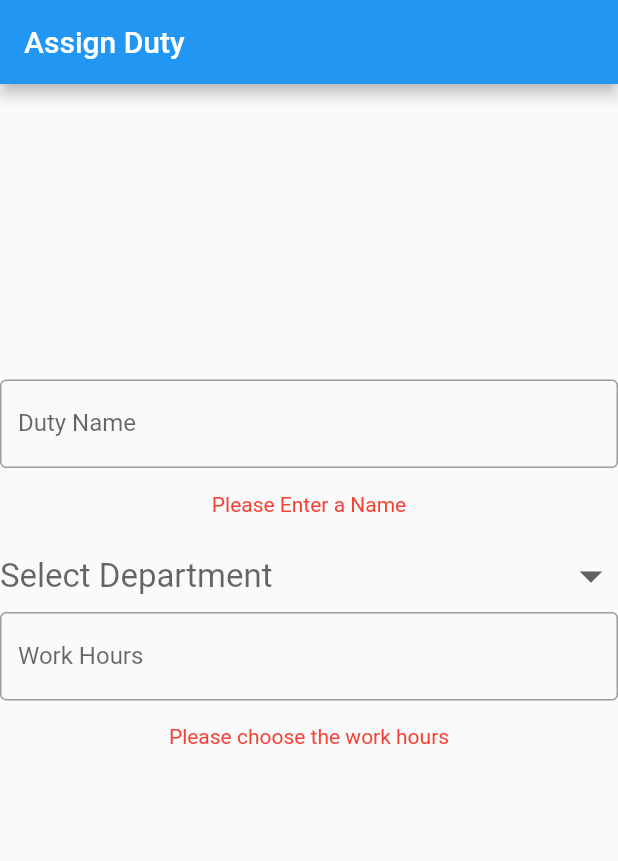
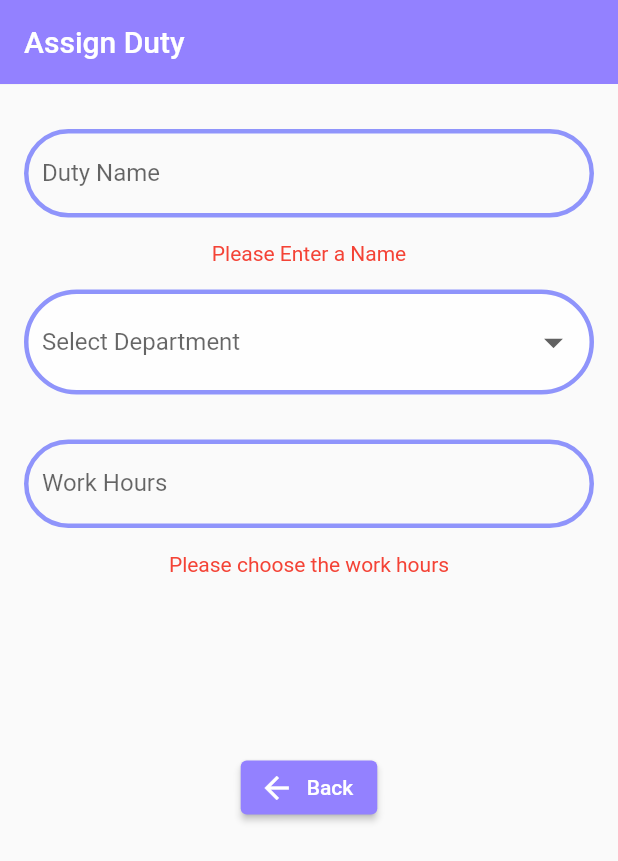
Before and after one commit to aadhi-prem/Duty-Normalizer-App, a Flutter app: the assign screen opened directly, on a phone screen of 412 x 824 dp. Shown: the top 861 px of the screen. Run offline on Flutter 3.47's test engine with Material 2 defaults, Android fonts, the phone set to English and light mode, and no system bars; our stand-ins replace csv, dotted_border, file_picker, fluttertoast, open_file and 3 more; missing offline and left inert: dart:ffi; accounts and stored records are empty; project files that could hold a hidden picture were left out.

Commit message:
Add files via upload
Added Frontend to the page (Assign, Reallocate)

```diff
--- a/lib/assign.dart
+++ b/lib/assign.dart
@@ -4,6 +4,7 @@ import 'package:flutter/cupertino.dart';
 import 'package:flutter/material.dart';
 import 'package:flutter/services.dart';
 import 'package:sqflite/sqflite.dart';
+import 'dashboard.dart';
 
 class AssignPage extends StatelessWidget {
   AssignPage({Key? key}) : super(key: key);
@@ -38,7 +39,6 @@ class _AssignState extends State<assign> {
   final TextEditingController _dutyNameController = TextEditingController();
   final TextEditingController _hoursController = TextEditingController();
   Future<bool> check_limit(String type,int entered,String? d)async {
-  //  if(entered=="0") return true;
     List<Map<String,dynamic>>m=[];
     if(type=="MTech"){
       if(d==null) {
@@ -47,7 +47,7 @@ class _AssignState extends State<assign> {
       else{
         m = await LocalDB().readDB("select * from MTech where DEPARTMENT='$d' and Status='Unblocked'");
         m ??= [];
-        if ( (m.isEmpty && entered!=0) ||(m.isNotEmpty && m.length < entered)) {
+        if ( m.isEmpty ||(m.isNotEmpty && m.length < entered)) {
           return false;
         }
       }
@@ -59,7 +59,7 @@ class _AssignState extends State<assign> {
       else{
         m = await LocalDB().readDB("select * from PhD where DEPARTMENT='$d' and Status='Unblocked'");
         m ??= [];
-        if ((m.isEmpty && entered!=0) ||(m.isNotEmpty && m.length < entered)) {
+        if (m.isEmpty ||(m.isNotEmpty && m.length < entered)) {
           return false;
         }
       }
@@ -71,7 +71,7 @@ class _AssignState extends State<assign> {
       else{
         m = await LocalDB().readDB("select * from Faculty where DEPARTMENT='$d' and Status='Unblocked'");
         m ??= [];
-        if ((m.isEmpty && entered!=0) ||(m.isNotEmpty && m.length < entered)) {
+        if (m.isEmpty ||(m.isNotEmpty && m.length < entered)) {
           return false;
         }
       }
@@ -98,16 +98,28 @@ class _AssignState extends State<assign> {
     return Scaffold(
       appBar: AppBar(
         title: const Text('Assign Duty'),
+        elevation: .1,
+        backgroundColor: Color(0xff9381ff),
       ),
-      body: Center(
+      body: SingleChildScrollView(
+        child: Center(
           child: Column(
             mainAxisAlignment: MainAxisAlignment.center,
             children: [
-            TextField(
+              SizedBox(height: 30,),
+              Container(
+                width: 380,
+                child: TextField(
                   controller: _dutyNameController,
-              decoration: const InputDecoration(
+                  decoration: InputDecoration(
                     labelText: 'Duty Name',
-                border: OutlineInputBorder(),
+                    enabledBorder: OutlineInputBorder(
+                      borderSide: BorderSide(
+                        width: 3, //<-- SEE HERE
+                        color: Color.fromRGBO(143, 148, 251, 1),
+                      ),
+                      borderRadius: BorderRadius.circular(50.0),
+                    ),
                   ),
                   onChanged: (String value) async {
                     if(isValid(value)) {
@@ -130,6 +142,7 @@ class _AssignState extends State<assign> {
                     }
                   },
                 ),
+              ),
               const SizedBox(height: 16),
               if (_warningTextn.isNotEmpty) Container(
                 padding: EdgeInsets.symmetric(horizontal: 16),
@@ -141,26 +154,38 @@ class _AssignState extends State<assign> {
                 ),
               ),
               const SizedBox(height: 16),
-            DropdownButton(
-              hint: const Text("Select Department"),
-              icon: const Icon(Icons.arrow_drop_down),
-              iconSize: 36,
-              isExpanded: true,
-              underline: const SizedBox(),
-              style: const TextStyle(
-                  color: Colors.black,
-                  fontSize: 22
+              Padding(
+                padding: const EdgeInsets.symmetric(horizontal: 2.0,vertical: 0),
+                child: Container(
+                  width: 380,height: 90,
+                  child: DropdownButtonFormField(
+                    decoration: InputDecoration(
+                      enabledBorder: OutlineInputBorder(
+                        borderSide: BorderSide(color: Color.fromRGBO(143, 148, 251, 1), width: 3),
+                        // borderRadius: BorderRadius.circular(20),
+                        borderRadius: BorderRadius.circular(50.0),
+                      ),
+                      border: OutlineInputBorder(
+                        borderSide: BorderSide(color: Color.fromRGBO(143, 148, 251, .6), width: 3),
+                        // borderRadius: BorderRadius.circular(20),
+                        borderRadius: BorderRadius.circular(50.0),
+                      ),
+                      filled: true,
+                      fillColor: Colors.white70,//Color(0xff9381ff),
+                    ),
+                    dropdownColor: Color(0xff9381ff),
+                    hint: Text("Select Department "),
+                    icon: Icon(Icons.arrow_drop_down),
+                    iconSize: 30,
+                    style: TextStyle(
+                        color: Colors.deepPurple[900],
+                        fontSize: 16
                     ),
                     value: dept,
-              onChanged: (newValue){
-                if(newValue!=null) {
+                    onChanged: (newValue) {
                       setState(() {
                         dept = newValue as String;
                       });
-                }
-                else{
-                  debugPrint("nooooooooooooooooooooooooooooooooooooooooooooooooo");
-                }
                     },
                     items: _deptList.map((valueItem) {
                       return DropdownMenuItem(
@@ -169,11 +194,22 @@ class _AssignState extends State<assign> {
                       );
                     }).toList(),
                   ),
-            TextField(
+                ),
+              ),
+              SizedBox(height: 10,),
+              Container(
+                width: 380,
+                child: TextField(
                   controller: _hoursController,
-              decoration: const InputDecoration(
+                  decoration: InputDecoration(
                     labelText: 'Work Hours',
-                border: OutlineInputBorder(),
+                    enabledBorder: OutlineInputBorder(
+                      borderSide: BorderSide(
+                        width: 3, //<-- SEE HERE
+                        color: Color.fromRGBO(143, 148, 251, 1),
+                      ),
+                      borderRadius: BorderRadius.circular(50.0),
+                    ),
                   ),
                   keyboardType: TextInputType.number,
                   inputFormatters: <TextInputFormatter>[
@@ -194,6 +230,7 @@ class _AssignState extends State<assign> {
                     }
                   },
                 ),
+              ),
               const SizedBox(height: 16),
               if (warningTexth.isNotEmpty) Container(
                 padding: EdgeInsets.symmetric(horizontal: 16),
@@ -207,25 +244,30 @@ class _AssignState extends State<assign> {
               const SizedBox(height: 16),
               Visibility(
                 visible: dept != null,
+                child: Container(
+                  width: 380,
                   child: TextField(
                     controller: _mtechController,
-                decoration: const InputDecoration(
+                    decoration: InputDecoration(
                       labelText: 'MTech',
-                  border: OutlineInputBorder(),
+                      enabledBorder: OutlineInputBorder(
+                        borderSide:
+                        BorderSide(
+                          width: 3, //<-- SEE HERE
+                          color: Color.fromRGBO(143, 148, 251, 1),
+                        ),
+                        borderRadius: BorderRadius.circular(50.0),
+                      ),
                     ),
                     keyboardType: TextInputType.number,
                     inputFormatters: <TextInputFormatter>[
                       FilteringTextInputFormatter.digitsOnly
                     ],
                     onChanged: (String value) async {
-                  if(value==""){ value="0";debugPrint("yessssssssssssssssssssssssssssssssssssssssssssss");}
+                      if(value=="") value="0";
                       if (await check_limit("MTech", int.parse(value), dept!)) {
                         setState(() {
-                      if(value!="0") {
                           f1=true;
-                      } else {
-                        f1=false;
-                      }
                           _warningTextm = '';
                           mtech = int.parse(value);
                         });
@@ -236,6 +278,7 @@ class _AssignState extends State<assign> {
                         });
                       }
                     },
+                  ),
                 ),
               ),
               const SizedBox(height: 16),
@@ -249,14 +292,22 @@ class _AssignState extends State<assign> {
                 ),
               ),
               const SizedBox(height: 16),
-            const SizedBox(height: 16),
               Visibility(
                 visible: dept!=null,
-              child:TextField(
+                child:Container(
+                  width: 380,
+                  child: TextField(
                     controller: _phdController,
-                decoration: const InputDecoration(
-                  labelText: 'PhD',
-                  border: OutlineInputBorder(),
+                    decoration: InputDecoration(
+                      labelText: 'Phd',
+                      enabledBorder: OutlineInputBorder(
+                        borderSide:
+                        BorderSide(
+                          width: 3, //<-- SEE HERE
+                          color: Color.fromRGBO(143, 148, 251, 1),
+                        ),
+                        borderRadius: BorderRadius.circular(50.0),
+                      ),
                     ),
                     keyboardType: TextInputType.number,
                     inputFormatters: <TextInputFormatter>[
@@ -266,11 +317,7 @@ class _AssignState extends State<assign> {
                       if(value=="") value="0";
                       if(await check_limit("PhD", int.parse(value),dept!)){
                         setState(() {
-                      if(value!="0") {
                           f2=true;
-                      } else {
-                        f2=false;
-                      }
                           _warningTextp = '';
                           phd=int.parse(value);
                         });
@@ -281,6 +328,7 @@ class _AssignState extends State<assign> {
                         });
                       }
                     },
+                  ),
                 ),
               ),
               const SizedBox(height: 16),
@@ -296,11 +344,20 @@ class _AssignState extends State<assign> {
               const SizedBox(height: 16),
               Visibility(
                 visible: dept!=null,
+                child: Container(
+                  width: 380,
                   child: TextField(
                     controller: _facultyController,
-                decoration: const InputDecoration(
+                    decoration: InputDecoration(
                       labelText: 'Faculty',
-                  border: OutlineInputBorder(),
+                      enabledBorder: OutlineInputBorder(
+                        borderSide:
+                        BorderSide(
+                          width: 3, //<-- SEE HERE
+                          color: Color.fromRGBO(143, 148, 251, 1),
+                        ),
+                        borderRadius: BorderRadius.circular(50.0),
+                      ),
                     ),
                     keyboardType: TextInputType.number,
                     inputFormatters: <TextInputFormatter>[
@@ -310,11 +367,7 @@ class _AssignState extends State<assign> {
                       if(value=="") value="0";
                       if(await check_limit("Faculty", int.parse(value),dept!)){
                         setState(() {
-                      if(value!="0") {
                           f3=true;
-                      } else {
-                        f3=false;
-                      }
                           _warningTexta = '';
                           faculty=int.parse(value);
                         });
@@ -325,6 +378,7 @@ class _AssignState extends State<assign> {
                         });
                       }
                     },
+                  ),
                 ),),
 
               const SizedBox(height: 16),
@@ -340,12 +394,14 @@ class _AssignState extends State<assign> {
               const SizedBox(height: 16),
               Visibility(visible: dept!=null,
                 child: ElevatedButton(
+                  style: ElevatedButton.styleFrom(
+                    primary: Color(0xff0077b6),
+                  ),
                     onPressed:(){
                       if(!(f1==false && f2==false && f3==false) && (_warningTexta=="" && _warningTextm=="" && _warningTextn=="" && _warningTextp=="" && warningTexth=="")) {
                         debugPrint("ffffffffff$f1 $f2 $f3");
                         Navigator.push(context, MaterialPageRoute(
                             builder: (context) =>
-
                                 Report(mtech, phd, faculty, dept, hours, name)),
                         );
                       }
@@ -385,8 +441,26 @@ class _AssignState extends State<assign> {
                       }
                     }
                     , child: Text("Submit")),),
+                SizedBox(height:5),
+              ElevatedButton.icon(
+                icon: Icon(Icons.arrow_back),
+                style: ElevatedButton.styleFrom(
+                  primary: Color(0xff9381ff),
+                ),
+                onPressed: () {
+                  Navigator.pushReplacement(
+                    context,
+                    MaterialPageRoute(
+                      builder: (context) => Dashboard(),
+                    ),
+                  );
+                },
+                label: Text('Back'),
+              ),
+
 
             ],
+          ),
         ),
       ),
     );
```
Also changed, not shown: lib/reassign.dart (+21 -20 lines), lib/reassign_finalpage.dart (+19 -14 lines), lib/reassign_main.dart (+21 -8 lines), lib/report.dart (+15 -6 lines). Lines whose indentation alone changed are shown as unchanged.
